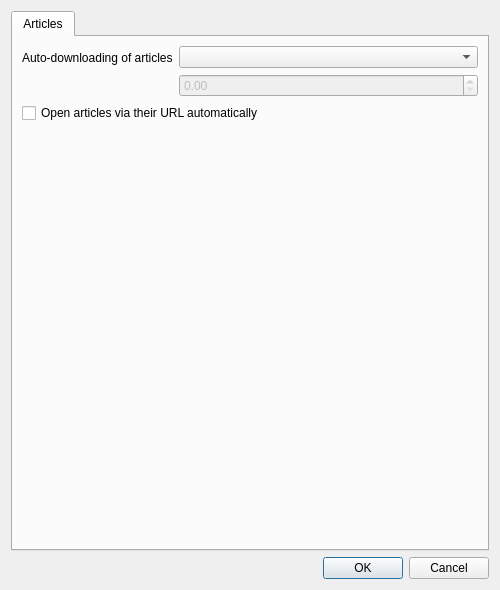
Before: the Qt Designer form src/librssguard/services/abstract/gui/formfeeddetails.ui in martinrotter/rssguard, drawn with Qt 5.
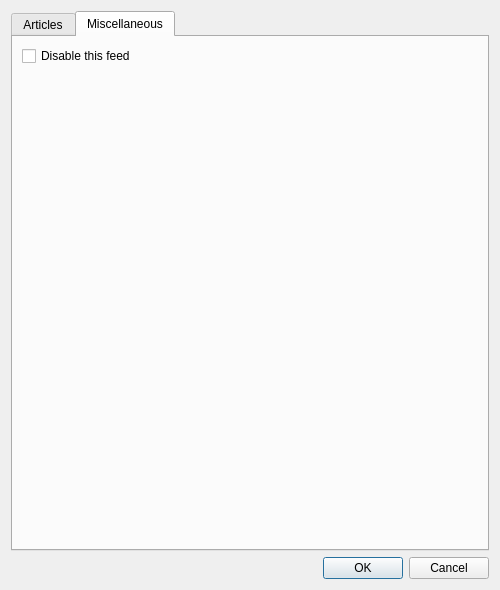
After: the same form once the commit is applied. The open tabs and pages were chosen to show the change. Custom widgets are drawn as their Qt base class.

```diff
--- a/src/librssguard/services/abstract/gui/formfeeddetails.ui
+++ b/src/librssguard/services/abstract/gui/formfeeddetails.ui
@@ -61,6 +61,20 @@
        </item>
       </layout>
      </widget>
+     <widget class="QWidget" name="tabMisc">
+      <attribute name="title">
+       <string>Miscellaneous</string>
+      </attribute>
+      <layout class="QFormLayout" name="formLayout_2">
+       <item row="0" column="0" colspan="2">
+        <widget class="QCheckBox" name="m_cbDisableFeed">
+         <property name="text">
+          <string>Disable this feed</string>
+         </property>
+        </widget>
+       </item>
+      </layout>
+     </widget>
     </widget>
    </item>
    <item>
```
